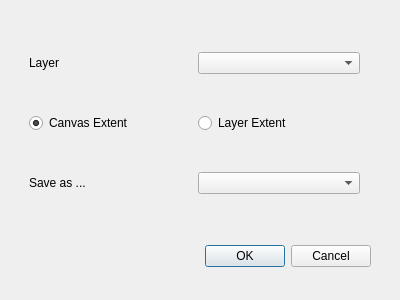
Qt form raster_cutter_dialog_base.ui (geometalab/qgis-raster-cutter) before a commit.
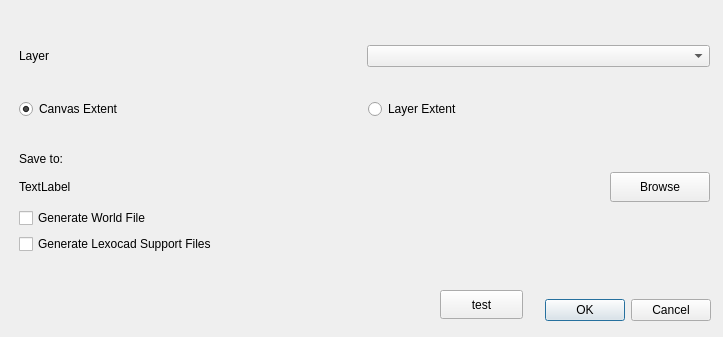
The same form after that commit.

Patch:
```diff
--- a/raster_cutter_dialog_base.ui
+++ b/raster_cutter_dialog_base.ui
@@ -6,8 +6,8 @@
    <rect>
     <x>0</x>
     <y>0</y>
-    <width>400</width>
-    <height>300</height>
+    <width>723</width>
+    <height>337</height>
    </rect>
   </property>
   <property name="windowTitle">
@@ -16,10 +16,10 @@
   <widget class="QDialogButtonBox" name="button_box">
    <property name="geometry">
     <rect>
-     <x>30</x>
-     <y>240</y>
-     <width>341</width>
-     <height>32</height>
+     <x>20</x>
+     <y>290</y>
+     <width>691</width>
+     <height>41</height>
     </rect>
    </property>
    <property name="orientation">
@@ -32,17 +32,29 @@
   <widget class="QWidget" name="verticalLayoutWidget">
    <property name="geometry">
     <rect>
-     <x>29</x>
+     <x>19</x>
      <y>19</y>
-     <width>331</width>
-     <height>211</height>
+     <width>691</width>
+     <height>261</height>
     </rect>
    </property>
    <layout class="QVBoxLayout" name="verticalLayout">
     <item>
      <layout class="QHBoxLayout" name="horizontalLayout">
+      <property name="spacing">
+       <number>4</number>
+      </property>
+      <property name="sizeConstraint">
+       <enum>QLayout::SetDefaultConstraint</enum>
+      </property>
       <item>
        <widget class="QLabel" name="layer_label">
+        <property name="maximumSize">
+         <size>
+          <width>16777215</width>
+          <height>30</height>
+         </size>
+        </property>
         <property name="text">
          <string>Layer</string>
         </property>
@@ -75,21 +87,75 @@
      </layout>
     </item>
     <item>
-     <layout class="QHBoxLayout" name="horizontalLayout_2">
+     <layout class="QVBoxLayout" name="verticalLayout_2">
       <item>
-       <widget class="QLabel" name="save_as_label">
+       <widget class="QLabel" name="file_dest_label">
+        <property name="maximumSize">
+         <size>
+          <width>16777215</width>
+          <height>15</height>
+         </size>
+        </property>
         <property name="text">
-         <string>Save as ...</string>
+         <string>Save to:</string>
         </property>
        </widget>
       </item>
       <item>
-       <widget class="QComboBox" name="save_as_combobox"/>
+       <layout class="QHBoxLayout" name="horizontalLayout_6">
+        <item>
+         <widget class="QLabel" name="file_dest_status">
+          <property name="text">
+           <string>TextLabel</string>
+          </property>
+         </widget>
+        </item>
+        <item>
+         <widget class="QPushButton" name="file_dest_btn">
+          <property name="maximumSize">
+           <size>
+            <width>100</width>
+            <height>30</height>
+           </size>
+          </property>
+          <property name="text">
+           <string>Browse</string>
+          </property>
+         </widget>
+        </item>
+       </layout>
+      </item>
+      <item>
+       <widget class="QCheckBox" name="worldfile_checkbox">
+        <property name="text">
+         <string>Generate World File</string>
+        </property>
+       </widget>
+      </item>
+      <item>
+       <widget class="QCheckBox" name="lexocad_checkbox">
+        <property name="text">
+         <string>Generate Lexocad Support Files</string>
+        </property>
+       </widget>
       </item>
      </layout>
     </item>
    </layout>
   </widget>
+  <widget class="QPushButton" name="test_btn">
+   <property name="geometry">
+    <rect>
+     <x>440</x>
+     <y>290</y>
+     <width>83</width>
+     <height>29</height>
+    </rect>
+   </property>
+   <property name="text">
+    <string>test</string>
+   </property>
+  </widget>
  </widget>
  <resources/>
  <connections>
```
Left out of the diff: 5 changed lines with no effect on the pictures.
